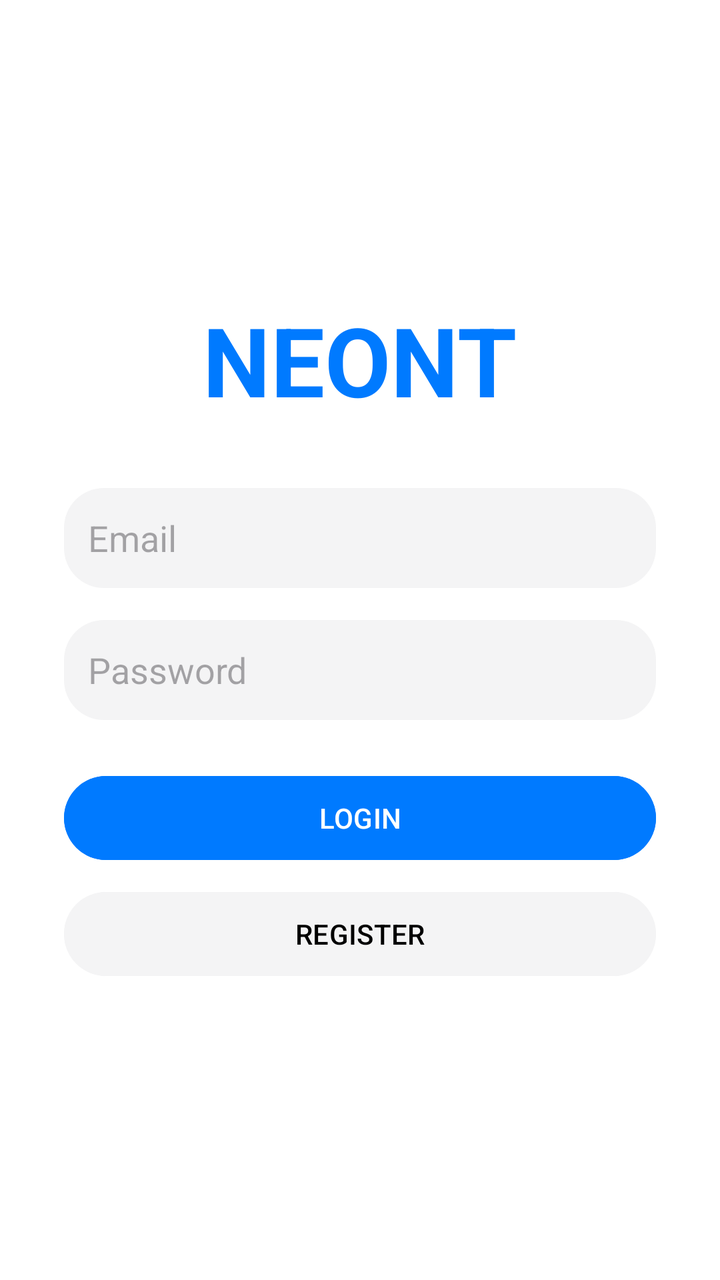
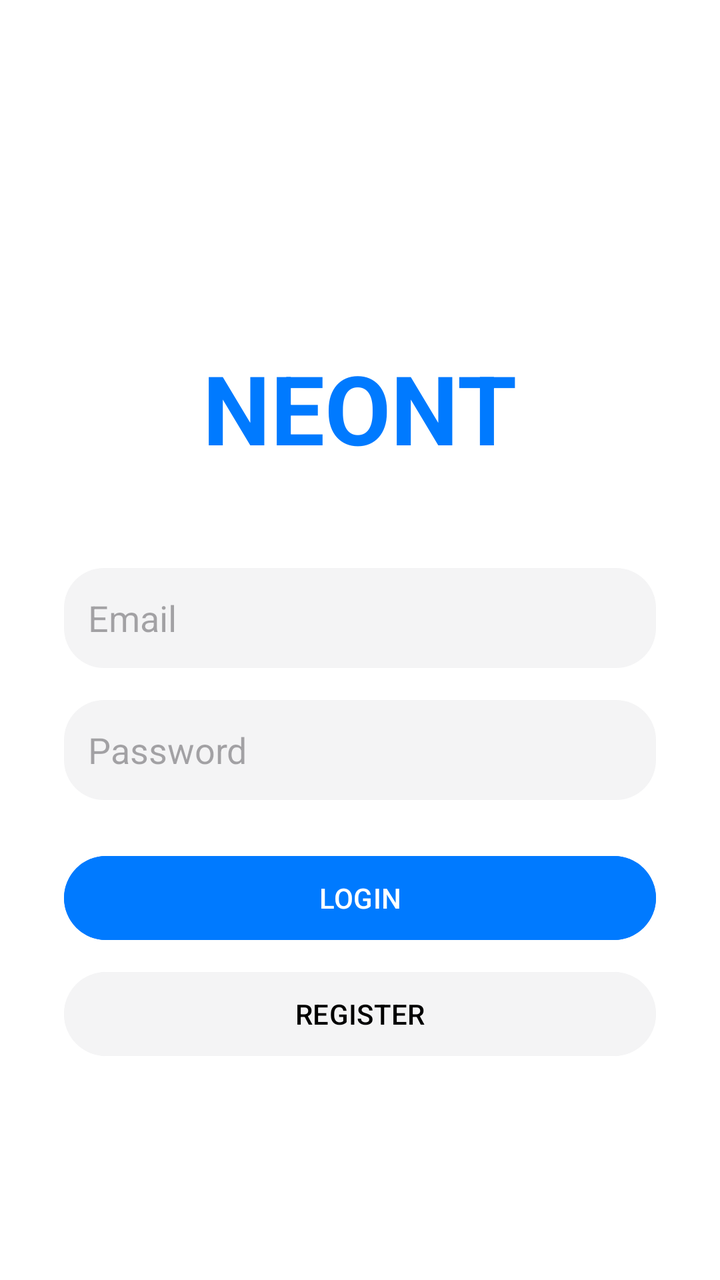

An Android layout rendered at two revisions. The XML below is the earlier revision; the diff shows what the commit changed to produce the second picture.
<!-- AndroidManifest.xml: application theme Theme.Material3.Light.NoActionBar -->
<!-- res/layout/activity_main.xml -->
<?xml version="1.0" encoding="utf-8"?>
<LinearLayout xmlns:android="http://schemas.android.com/apk/res/android"
    android:layout_width="match_parent" android:layout_height="match_parent"
    android:orientation="vertical" android:padding="32dp" android:gravity="center"
    android:background="@color/tg_bg">

    <TextView android:layout_width="wrap_content" android:layout_height="wrap_content"
        android:text="NEONT" android:textSize="48sp" android:textStyle="bold"
        android:textColor="@color/tg_blue" android:layout_marginBottom="32dp"/>

    <EditText android:id="@+id/etEmail" android:layout_width="match_parent" android:layout_height="50dp"
        android:hint="Email" android:inputType="textEmailAddress" android:background="@drawable/bg_search_telegram"
        android:padding="12dp" android:layout_marginBottom="16dp"/>

    <EditText android:id="@+id/etPassword" android:layout_width="match_parent" android:layout_height="50dp"
        android:hint="Password" android:inputType="textPassword" android:background="@drawable/bg_search_telegram"
        android:padding="12dp" android:layout_marginBottom="24dp"/>

    <Button android:id="@+id/btnLogin" android:layout_width="match_parent" android:layout_height="50dp"
        android:text="LOGIN" android:backgroundTint="@color/tg_blue" android:textColor="#FFFFFF" android:layout_marginBottom="8dp"/>

    <Button android:id="@+id/btnRegister" android:layout_width="match_parent" android:layout_height="50dp"
        android:text="REGISTER" android:backgroundTint="@color/tg_bg_gray" android:textColor="@color/tg_text"/>
</LinearLayout>
<!-- resources referenced by this layout -->
<resources>
  <color name="tg_bg">#FFFFFF</color>
  <color name="tg_bg_gray">#F4F4F5</color>
  <color name="tg_blue">#007AFF</color>
  <color name="tg_text">#000000</color>
  <!-- drawable bg_search_telegram (drawable) -->
  <?xml version="1.0" encoding="utf-8"?>
  <shape xmlns:android="http://schemas.android.com/apk/res/android">
      <solid android:color="@color/tg_bg_gray" />
      <corners android:radius="20dp" />
  </shape>
</resources>

<!-- the commit's change to res/layout/activity_main.xml (unified diff, before → after) -->
@@ -1,24 +1,29 @@
 <?xml version="1.0" encoding="utf-8"?>
-<LinearLayout xmlns:android="http://schemas.android.com/apk/res/android"
+<ScrollView xmlns:android="http://schemas.android.com/apk/res/android"
     android:layout_width="match_parent" android:layout_height="match_parent"
-    android:orientation="vertical" android:padding="32dp" android:gravity="center"
-    android:background="@color/tg_bg">
+    android:background="@color/tg_bg" android:fillViewport="true">
 
-    <TextView android:layout_width="wrap_content" android:layout_height="wrap_content"
-        android:text="NEONT" android:textSize="48sp" android:textStyle="bold"
-        android:textColor="@color/tg_blue" android:layout_marginBottom="32dp"/>
+    <LinearLayout android:layout_width="match_parent" android:layout_height="wrap_content"
+        android:orientation="vertical" android:padding="32dp" android:gravity="center">
 
-    <EditText android:id="@+id/etEmail" android:layout_width="match_parent" android:layout_height="50dp"
-        android:hint="Email" android:inputType="textEmailAddress" android:background="@drawable/bg_search_telegram"
-        android:padding="12dp" android:layout_marginBottom="16dp"/>
+        <TextView android:layout_width="wrap_content" android:layout_height="wrap_content"
+            android:text="NEONT" android:textSize="48sp" android:textStyle="bold"
+            android:textColor="@color/tg_blue" android:layout_marginTop="64dp" android:layout_marginBottom="48dp"/>
 
-    <EditText android:id="@+id/etPassword" android:layout_width="match_parent" android:layout_height="50dp"
-        android:hint="Password" android:inputType="textPassword" android:background="@drawable/bg_search_telegram"
-        android:padding="12dp" android:layout_marginBottom="24dp"/>
+        <EditText android:id="@+id/etEmail" android:layout_width="match_parent" android:layout_height="50dp"
+            android:hint="Email" android:inputType="textEmailAddress" android:background="@drawable/bg_search_telegram"
+            android:padding="12dp" android:layout_marginBottom="16dp"
+            android:importantForAutofill="no" android:autofillHints="" />
 
-    <Button android:id="@+id/btnLogin" android:layout_width="match_parent" android:layout_height="50dp"
-        android:text="LOGIN" android:backgroundTint="@color/tg_blue" android:textColor="#FFFFFF" android:layout_marginBottom="8dp"/>
+        <EditText android:id="@+id/etPassword" android:layout_width="match_parent" android:layout_height="50dp"
+            android:hint="Password" android:inputType="textPassword" android:background="@drawable/bg_search_telegram"
+            android:padding="12dp" android:layout_marginBottom="24dp"
+            android:importantForAutofill="no" android:autofillHints="" />
 
-    <Button android:id="@+id/btnRegister" android:layout_width="match_parent" android:layout_height="50dp"
-        android:text="REGISTER" android:backgroundTint="@color/tg_bg_gray" android:textColor="@color/tg_text"/>
-</LinearLayout>
+        <Button android:id="@+id/btnLogin" android:layout_width="match_parent" android:layout_height="50dp"
+            android:text="LOGIN" android:backgroundTint="@color/tg_blue" android:textColor="#FFFFFF" android:layout_marginBottom="8dp"/>
+
+        <Button android:id="@+id/btnRegister" android:layout_width="match_parent" android:layout_height="50dp"
+            android:text="REGISTER" android:backgroundTint="@color/tg_bg_gray" android:textColor="@color/tg_text"/>
+    </LinearLayout>
+</ScrollView>
